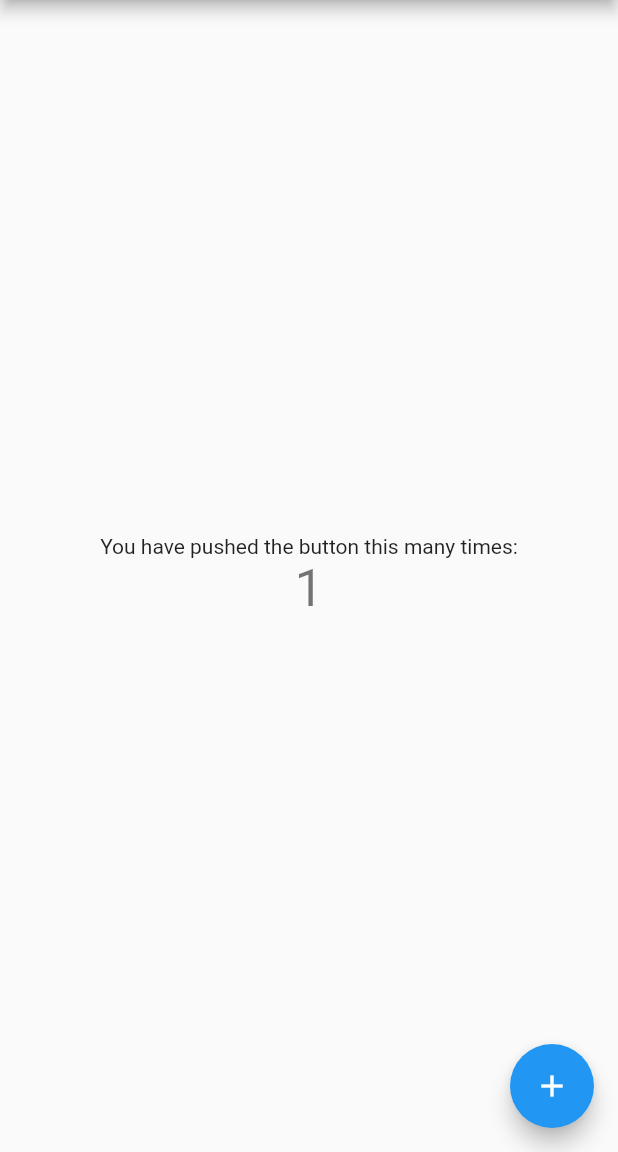
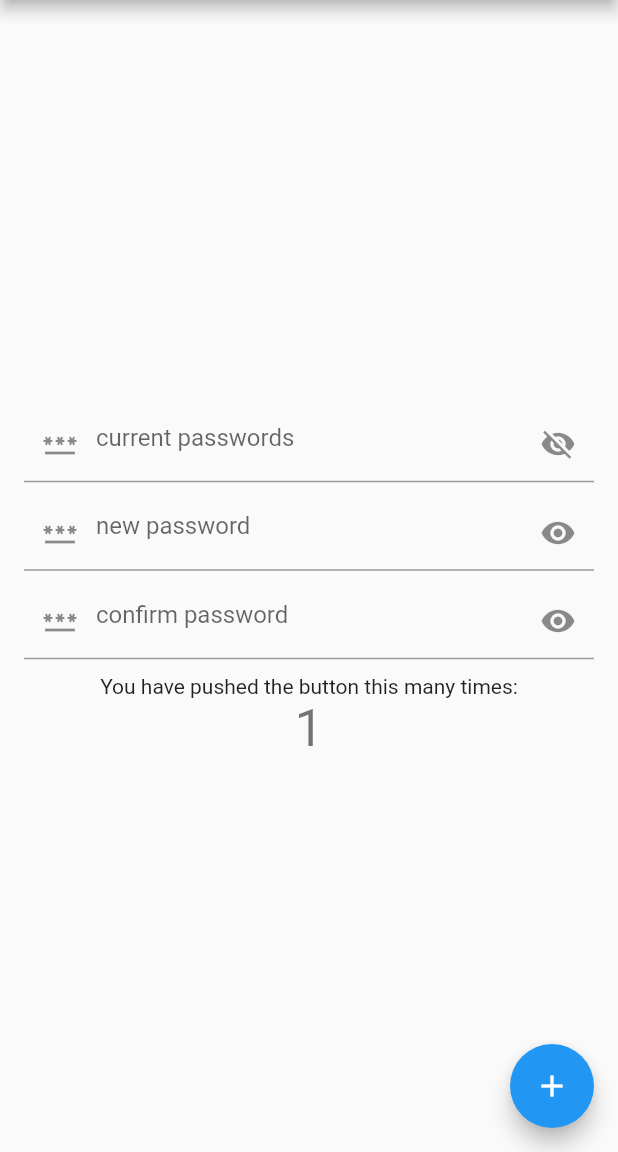
Before and after one commit to jishnup57/cubit_conter_app_sample, a Flutter app: the screen it shows after launch, after a tap on the "add" icon, on a phone screen of 412 x 824 dp, the part 84-1236 px from its top. Run offline on Flutter 3.47's test engine with Material 2 defaults, Android fonts, the phone set to English and light mode, and no system bars; our stand-ins replace flutter_bloc.

Commit message:
textfield Added

```diff
--- a/lib/Models/SceenWiseModels/home_screen_cubit_model.dart
+++ b/lib/Models/SceenWiseModels/home_screen_cubit_model.dart
@@ -1,7 +1,29 @@
 class HomeCubitModel {
   HomeCubitModel({
     this.count = 0,
+    this.confirmPassVisibility = false,
+    this.currentPassVisibility = false,
+    this.newPassVisibility = true,
   });
 
   int count;
+  bool currentPassVisibility;
+  bool newPassVisibility;
+  bool confirmPassVisibility;
+
+  HomeCubitModel copyWith({
+    int? count,
+    bool? currentPassVisibility,
+    bool? newPassVisibility,
+    bool? confirmPassVisibility,
+  }) {
+    return HomeCubitModel(
+      count: count ?? this.count,
+      currentPassVisibility:
+          currentPassVisibility ?? this.currentPassVisibility,
+      newPassVisibility: newPassVisibility ?? this.newPassVisibility,
+      confirmPassVisibility:
+          confirmPassVisibility ?? this.confirmPassVisibility,
+    );
+  }
 }
--- a/lib/cubit/home_cubit.dart
+++ b/lib/cubit/home_cubit.dart
@@ -4,7 +4,11 @@ import 'package:sample_cubit/Models/SceenWiseModels/home_screen_cubit_model.dart
 class HomeCubit extends Cubit<HomeCubitModel>{
   HomeCubit():super(HomeCubitModel());
   void changeCount(){
-    emit(HomeCubitModel(count: state.count+1));
+    emit(state.copyWith(count: state.count+1));
+  }
+  void changeCurrentPassVisibility(){
+    bool newState = !state.currentPassVisibility;
+    emit(state.copyWith(currentPassVisibility: newState));
   }
 
 }
--- a/lib/screens/Home/home_screen.dart
+++ b/lib/screens/Home/home_screen.dart
@@ -6,7 +6,6 @@ import 'package:sample_cubit/cubit/home_cubit.dart';
 class MyHomePage extends StatefulWidget {
   const MyHomePage({super.key, required this.title});
 
-
   final String title;
 
   @override
@@ -14,37 +13,117 @@ class MyHomePage extends StatefulWidget {
 }
 
 class _MyHomePageState extends State<MyHomePage> {
-
-
+final TextEditingController currentPassController = TextEditingController();
+final TextEditingController newPassController = TextEditingController();
+final TextEditingController confirmPassController = TextEditingController();
   @override
   Widget build(BuildContext context) {
     return Scaffold(
       appBar: AppBar(
-
         title: Text(widget.title),
       ),
-      body: Center(
-
+      body: BlocBuilder<HomeCubit, HomeCubitModel>(
+        builder: (context, state) {
+          return Padding(
+            padding: const EdgeInsets.all(16.0),
             child: Column(
-
               mainAxisAlignment: MainAxisAlignment.center,
               children: <Widget>[
+                TextFormField(
+                  controller: currentPassController,
+                  obscureText: !state.currentPassVisibility,
+                  decoration: InputDecoration(
+                    labelText: "current passwords",
+                    // counterText: AppStrings.forgotPassword,
+                    prefixIcon: const Padding(
+                      padding: EdgeInsets.only(
+                          top: 16, left: 5, right: 5, bottom: 16),
+                      child: SizedBox(
+                        height: 4,
+                        child: Icon(Icons.password),
+                      ),
+                    ),
+                    suffixIcon: InkWell(
+                      onTap: () {
+                        context.read<HomeCubit>().changeCurrentPassVisibility();
+                      },
+                      child: Padding(
+                        padding: const EdgeInsets.only(
+                            top: 16, left: 5, right: 5, bottom: 16),
+                        child: SizedBox(
+                          height: 4,
+                          child: state.currentPassVisibility
+                              ? const Icon(Icons.visibility)
+                              : const Icon(Icons.visibility_off),
+                        ),
+                      ),
+                    ),
+                  ),
+                ),
+                TextFormField(
+                  controller: newPassController,
+                  obscureText: !state.currentPassVisibility,
+                  decoration: InputDecoration(
+                    labelText: "new password",
+                    // counterText: AppStrings.forgotPassword,
+                    prefixIcon: const Padding(
+                      padding: EdgeInsets.only(
+                          top: 16, left: 5, right: 5, bottom: 16),
+                      child: SizedBox(
+                        height: 4,
+                        child: Icon(Icons.password),
+                      ),
+                    ),
+                    suffixIcon: InkWell(
+                      onTap: () {},
+                      child: const Padding(
+                        padding: EdgeInsets.only(
+                            top: 16, left: 5, right: 5, bottom: 16),
+                        child:
+                            SizedBox(height: 4, child: Icon(Icons.visibility)),
+                      ),
+                    ),
+                  ),
+                ),
+                TextFormField(
+                  controller: confirmPassController,
+                  obscureText: !state.confirmPassVisibility,
+                  decoration: InputDecoration(
+                    labelText: "confirm password",
+                    // counterText: AppStrings.forgotPassword,
+                    prefixIcon: const Padding(
+                      padding: EdgeInsets.only(
+                          top: 16, left: 5, right: 5, bottom: 16),
+                      child: SizedBox(
+                        height: 4,
+                        child: Icon(Icons.password),
+                      ),
+                    ),
+                    suffixIcon: InkWell(
+                      onTap: () {},
+                      child: const Padding(
+                        padding: EdgeInsets.only(
+                            top: 16, left: 5, right: 5, bottom: 16),
+                        child:
+                            SizedBox(height: 4, child: Icon(Icons.visibility)),
+                      ),
+                    ),
+                  ),
+                ),
+                const SizedBox(
+                  height: 10,
+                ),
                 const Text(
                   'You have pushed the button this many times:',
                 ),
-            BlocBuilder<HomeCubit, HomeCubitModel>(
-              builder: (context, state) {
-                return Text(
+                Text(
                   state.count.toString(),
-                  style: Theme
-                      .of(context)
-                      .textTheme
-                      .headline4,
+                  style: Theme.of(context).textTheme.headline4,
+                )
+              ],
+            ),
           );
         },
-            ),
-          ],
-        ),
       ),
       floatingActionButton: FloatingActionButton(
         onPressed: () {
```
Lines whose indentation alone changed are shown as unchanged.
